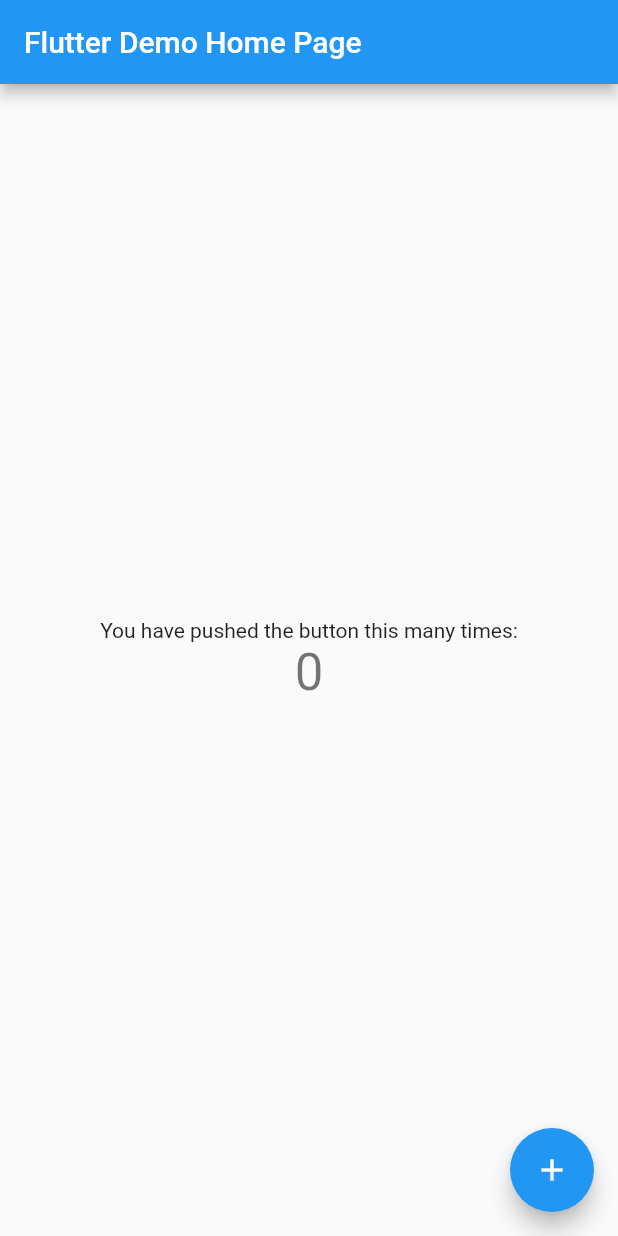
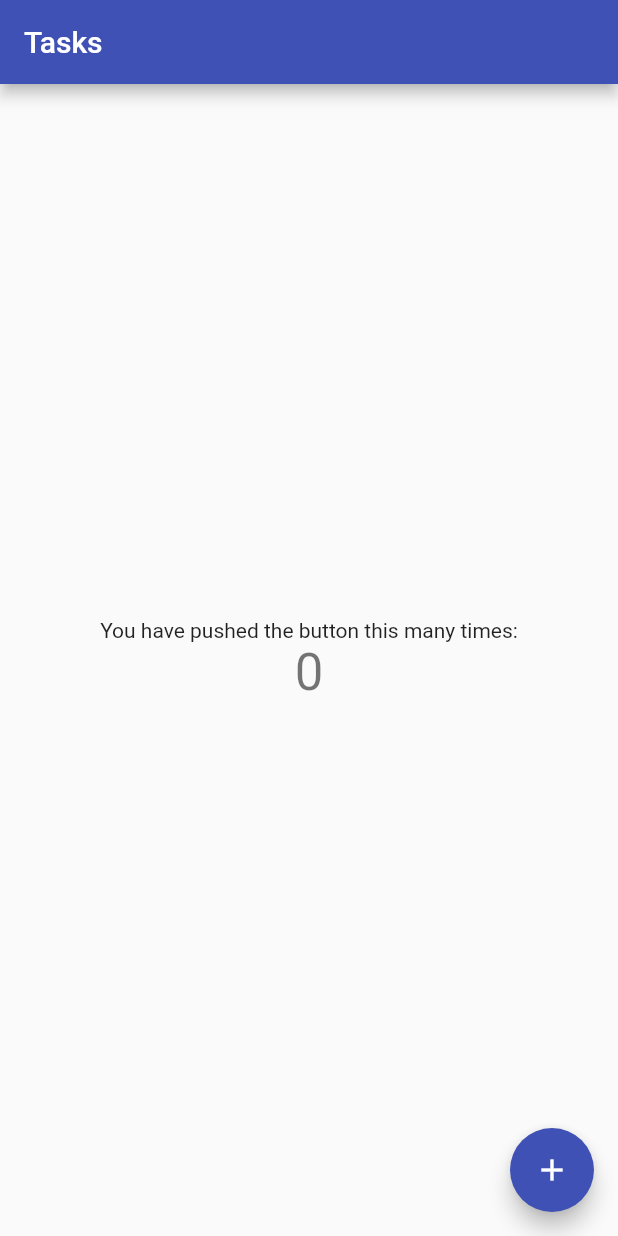
Before and after one commit to Joe-noh/flutter_todo, a Flutter app: the screen it shows after launch, on a phone screen of 412 x 824 dp. Run offline on Flutter 3.47's test engine with Material 2 defaults, Android fonts, the phone set to English and light mode, and no system bars.

Commit message:
remove comments

```diff
--- a/lib/main.dart
+++ b/lib/main.dart
@@ -7,34 +7,17 @@ class MyApp extends StatelessWidget {
   @override
   Widget build(BuildContext context) {
     return new MaterialApp(
-      title: 'Flutter Demo',
+      title: 'Todo App',
       theme: new ThemeData(
-        // This is the theme of your application.
-        //
-        // Try running your application with "flutter run". You'll see the
-        // application has a blue toolbar. Then, without quitting the app, try
-        // changing the primarySwatch below to Colors.green and then invoke
-        // "hot reload" (press "r" in the console where you ran "flutter run",
-        // or press Run > Flutter Hot Reload in IntelliJ). Notice that the
-        // counter didn't reset back to zero; the application is not restarted.
-        primarySwatch: Colors.blue,
+        primarySwatch: Colors.indigo,
       ),
-      home: new MyHomePage(title: 'Flutter Demo Home Page'),
+      home: new MyHomePage(title: 'Tasks'),
     );
   }
 }
 
 class MyHomePage extends StatefulWidget {
   MyHomePage({Key key, this.title}) : super(key: key);
-
-  // This widget is the home page of your application. It is stateful, meaning
-  // that it has a State object (defined below) that contains fields that affect
-  // how it looks.
-
-  // This class is the configuration for the state. It holds the values (in this
-  // case the title) provided by the parent (in this case the App widget) and
-  // used by the build method of the State. Fields in a Widget subclass are
-  // always marked "final".
 
   final String title;
 
@@ -47,46 +30,18 @@ class _MyHomePageState extends State<MyHomePage> {
 
   void _incrementCounter() {
     setState(() {
-      // This call to setState tells the Flutter framework that something has
-      // changed in this State, which causes it to rerun the build method below
-      // so that the display can reflect the updated values. If we changed
-      // _counter without calling setState(), then the build method would not be
-      // called again, and so nothing would appear to happen.
       _counter++;
     });
   }
 
   @override
   Widget build(BuildContext context) {
-    // This method is rerun every time setState is called, for instance as done
-    // by the _incrementCounter method above.
-    //
-    // The Flutter framework has been optimized to make rerunning build methods
-    // fast, so that you can just rebuild anything that needs updating rather
-    // than having to individually change instances of widgets.
     return new Scaffold(
       appBar: new AppBar(
-        // Here we take the value from the MyHomePage object that was created by
-        // the App.build method, and use it to set our appbar title.
         title: new Text(widget.title),
       ),
       body: new Center(
-        // Center is a layout widget. It takes a single child and positions it
-        // in the middle of the parent.
         child: new Column(
-          // Column is also layout widget. It takes a list of children and
-          // arranges them vertically. By default, it sizes itself to fit its
-          // children horizontally, and tries to be as tall as its parent.
-          //
-          // Invoke "debug paint" (press "p" in the console where you ran
-          // "flutter run", or select "Toggle Debug Paint" from the Flutter tool
-          // window in IntelliJ) to see the wireframe for each widget.
-          //
-          // Column has various properties to control how it sizes itself and
-          // how it positions its children. Here we use mainAxisAlignment to
-          // center the children vertically; the main axis here is the vertical
-          // axis because Columns are vertical (the cross axis would be
-          // horizontal).
           mainAxisAlignment: MainAxisAlignment.center,
           children: <Widget>[
             new Text(
@@ -103,7 +58,7 @@ class _MyHomePageState extends State<MyHomePage> {
         onPressed: _incrementCounter,
         tooltip: 'Increment',
         child: new Icon(Icons.add),
-      ), // This trailing comma makes auto-formatting nicer for build methods.
+      ),
     );
   }
 }
```
